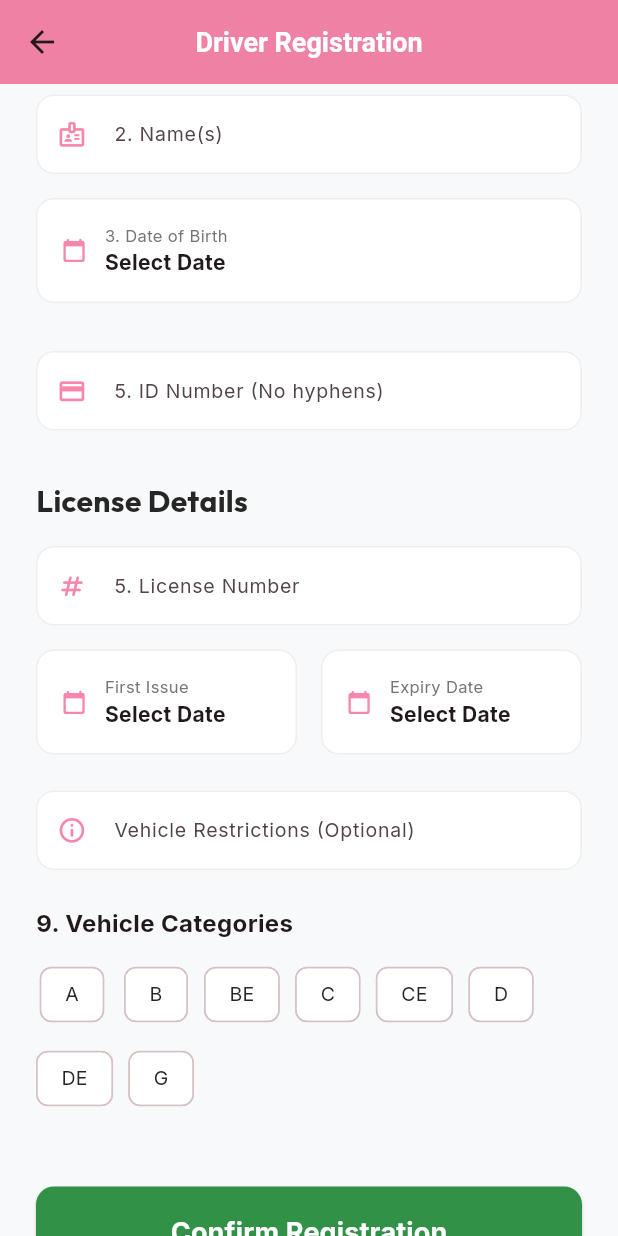
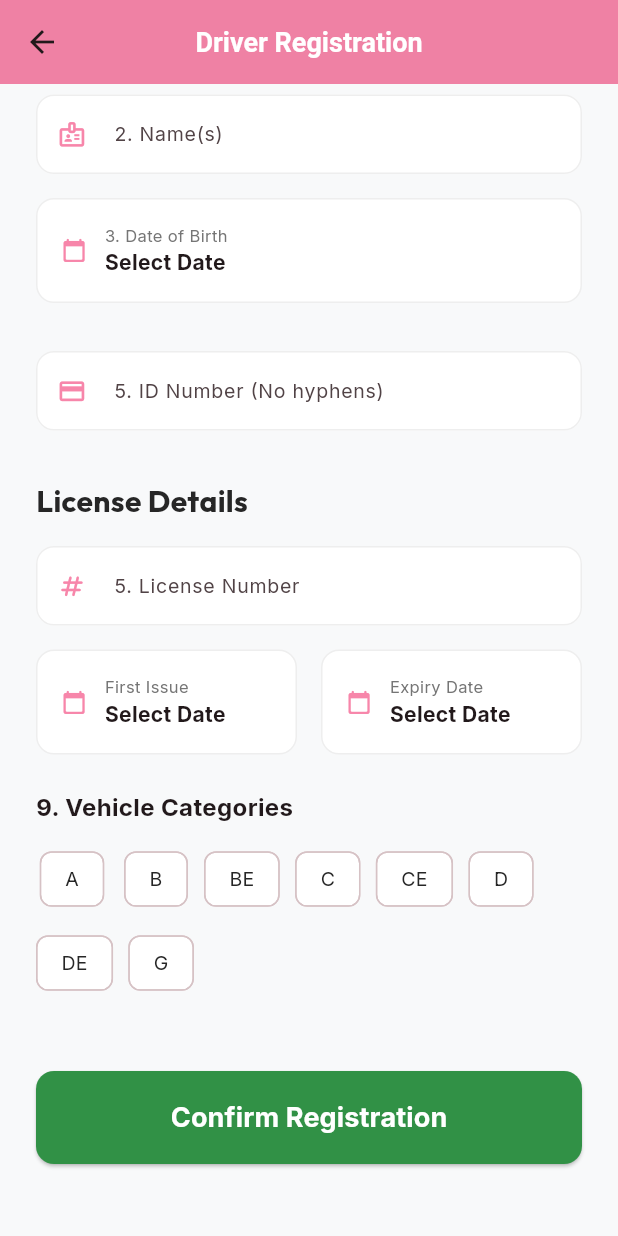
Before and after one commit to desmondnemaz/Driver-Licence-Verification-App, a Flutter app: the RegistrationScreen screen opened directly, scrolled down 411 dp, on a phone screen of 412 x 824 dp. Run offline on Flutter 3.47's test engine with Material 3 defaults, Android fonts, the phone set to English and light mode, and no system bars; our stand-ins replace fl_chart, flutter_animate, google_fonts, image_picker, supabase_flutter, timeago; missing offline and left inert: mobile_scanner; accounts and stored records are empty.

Commit message:
Initial commit: refectored drivers

```diff
--- a/lib/core/services/supabase_service.dart
+++ b/lib/core/services/supabase_service.dart
@@ -372,7 +372,6 @@ class SupabaseService {
     required List<String> codes,
     XFile? imageFile,
     String? currentImagePath,
-    String? restrictions,
     String? gender,
   }) async {
     try {
@@ -401,7 +400,6 @@ class SupabaseService {
             'dob': _parseDate(dob),
             'id_number': idNumber,
             'driver_image_path': imagePath,
-            'restrictions': restrictions,
             'gender': gender,
           })
           .eq('id', driverId);
@@ -442,7 +440,6 @@ class SupabaseService {
     required String expiryDate,
     required List<String> codes,
     XFile? imageFile,
-    String? restrictions,
     String? gender,
   }) async {
     try {
@@ -474,7 +471,6 @@ class SupabaseService {
             'dob': _parseDate(dob), // format for PG date: YYYY-MM-DD
             'id_number': idNumber,
             'driver_image_path': imagePath,
-            'restrictions': restrictions,
             'gender': gender,
             'registered_by': client.auth.currentUser?.id,
           })
--- a/lib/features/driver_management/domain/models/driver_model.dart
+++ b/lib/features/driver_management/domain/models/driver_model.dart
@@ -7,7 +7,6 @@ class Driver {
   final String dob;
   final String idNumber;
   final String? driverImagePath;
-  final String? restrictions;
   final String? gender;
   final List<DriverLicense> licenses;
   final List<DefensiveCertificate> certificates;
@@ -19,7 +18,6 @@ class Driver {
     required this.dob,
     required this.idNumber,
     this.driverImagePath,
-    this.restrictions,
     this.gender,
     this.licenses = const [],
     this.certificates = const [],
@@ -43,7 +41,6 @@ class Driver {
       dob: json['dob'] ?? '',
       idNumber: json['id_number'] ?? '',
       driverImagePath: json['driver_image_path'],
-      restrictions: json['restrictions'],
       gender: json['gender'],
       licenses: licenseList,
       certificates: certList,
@@ -57,7 +54,6 @@ class Driver {
       'dob': dob,
       'id_number': idNumber,
       'driver_image_path': driverImagePath,
-      'restrictions': restrictions,
       'gender': gender,
     };
   }
--- a/lib/features/driver_management/presentation/screens/registration_screen.dart
+++ b/lib/features/driver_management/presentation/screens/registration_screen.dart
@@ -27,7 +27,6 @@ class _RegistrationScreenState extends State<RegistrationScreen> {
   final _nameController = TextEditingController();
   final _idController = TextEditingController();
   final _licenseController = TextEditingController();
-  final _restrictionsController = TextEditingController();
   String? _gender;
 
   DateTime? _dob;
@@ -56,7 +55,6 @@ class _RegistrationScreenState extends State<RegistrationScreen> {
       _surnameController.text = d.surname;
       _nameController.text = d.givenNames;
       _idController.text = d.idNumber;
-      _restrictionsController.text = d.restrictions ?? '';
       _gender = d.gender;
 
       // Parse dates (assumes DD/MM/YYYY)
@@ -80,6 +78,11 @@ class _RegistrationScreenState extends State<RegistrationScreen> {
   }
 
   DateTime? _tryParseDate(String dateStr) {
+    // 1. Try ISO format (YYYY-MM-DD) which is often returned by database
+    final isoDate = DateTime.tryParse(dateStr);
+    if (isoDate != null) return isoDate;
+
+    // 2. Try Zimbabwean format (DD/MM/YYYY)
     try {
       return DateFormat('dd/MM/yyyy').parse(dateStr);
     } catch (_) {
@@ -198,7 +201,6 @@ class _RegistrationScreenState extends State<RegistrationScreen> {
         codes: _selectedCategories,
         imageFile: _imageFile,
         currentImagePath: widget.existingDriver!.driverImagePath,
-        restrictions: _restrictionsController.text.toUpperCase(),
         gender: _gender,
       );
     } else {
@@ -214,7 +216,6 @@ class _RegistrationScreenState extends State<RegistrationScreen> {
         expiryDate: DateFormat('dd/MM/yyyy').format(_expiryDate!),
         codes: _selectedCategories,
         imageFile: _imageFile,
-        restrictions: _restrictionsController.text.toUpperCase(),
         gender: _gender,
       );
     }
@@ -378,14 +379,6 @@ class _RegistrationScreenState extends State<RegistrationScreen> {
                               ),
                             ),
                           ],
-                        ),
-                        const SizedBox(height: 24),
-                        _buildTextField(
-                          _restrictionsController,
-                          'Vehicle Restrictions (Optional)',
-                          Icons.info_outline,
-                          res,
-                          isOptional: true,
                         ),
                         const SizedBox(height: 24),
                         _buildCategorySelector(res),
--- a/lib/features/license_verifier/presentation/screens/result_screen.dart
+++ b/lib/features/license_verifier/presentation/screens/result_screen.dart
@@ -232,8 +232,6 @@ class _ResultScreenState extends State<ResultScreen> {
                     _dataRow('3. DOB', driver?.dob ?? '---', res),
                     _dataRow('4d ID No', driver?.idNumber ?? '---', res),
                     _dataRow('5. License No', (driver?.licenses.isNotEmpty ?? false) ? driver!.licenses.first.licenseNumber : '---', res),
-                    if (driver?.restrictions?.isNotEmpty ?? false)
-                      _dataRow('12. Restrictions', driver!.restrictions!, res),
                   ],
                 ),
               ),
```
Also changed, not shown: 2 other files.
